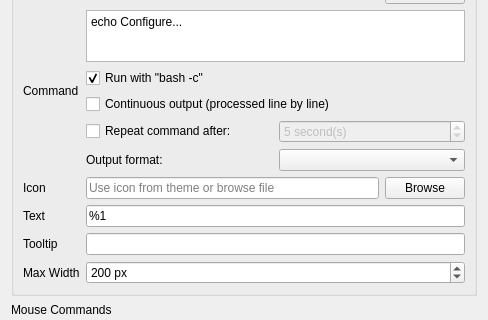
Old version of the form plugin-customcommand/lxqtcustomcommandconfiguration.ui in the repository lxqt/lxqt-panel; both pictures show x 0 to 488 and y 112 to 432 of the 488 by 572 pixel window.
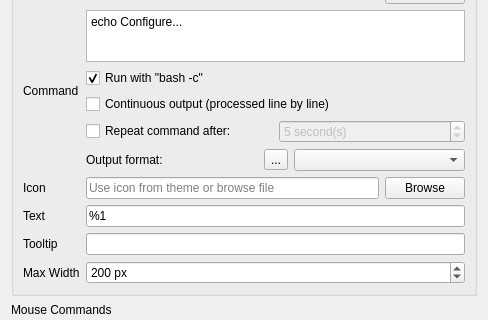
New version of the form. Icons and pictures are not drawn. Custom widgets are drawn as their Qt base class.

Commit message: add help button and remove tooltip

What changed in the file:
```diff
--- a/plugin-customcommand/lxqtcustomcommandconfiguration.ui
+++ b/plugin-customcommand/lxqtcustomcommandconfiguration.ui
@@ -7,7 +7,7 @@
     <x>0</x>
     <y>0</y>
     <width>488</width>
-    <height>571</height>
+    <height>572</height>
    </rect>
   </property>
   <property name="windowTitle">
@@ -44,6 +44,16 @@
             </property>
            </widget>
           </item>
+          <item>
+           <widget class="QToolButton" name="helpToolButton">
+            <property name="text">
+             <string>...</string>
+            </property>
+            <property name="icon">
+             <iconset theme="help-about"/>
+            </property>
+           </widget>
+          </item>
           <item>
            <widget class="QComboBox" name="outputFormatComboBox"/>
           </item>
```
Left out of the diff: 2 changed lines with no effect on the pictures. The commit also changes 2 other files.
